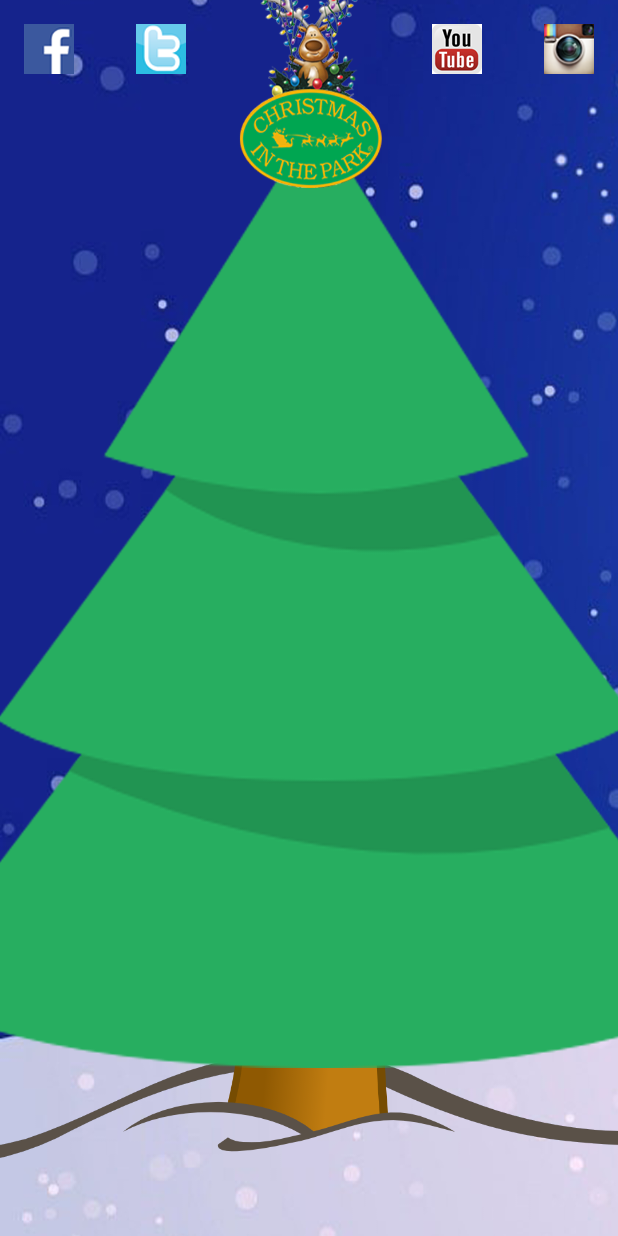
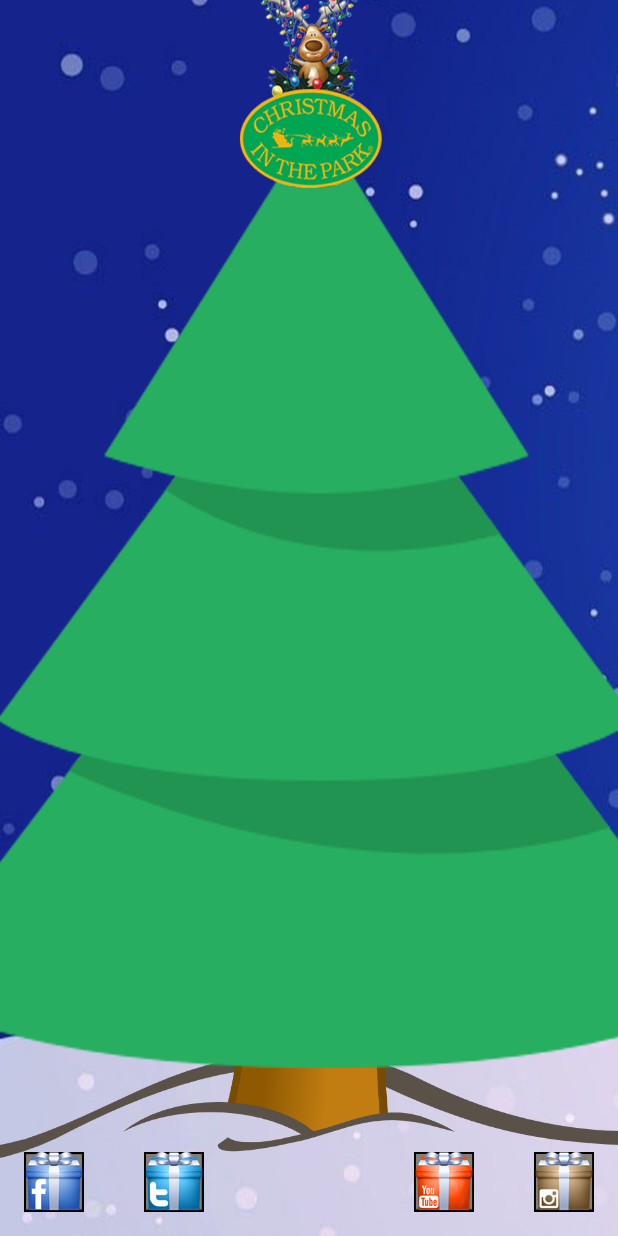
Before and after one commit to ravisharma123/Christmas-In-The-Park, an Android app: the layout activity_main.xml on its own in the app's theme, with its tools: preview values and no code run, on a phone screen of 412 x 824 dp. Run offline under Robolectric (Android 15) with nearby library versions, the phone set to English and light mode, and no system bars.

Commit message:
new icons, they look good!

```diff
--- a/app/src/main/res/layout/activity_main.xml
+++ b/app/src/main/res/layout/activity_main.xml
@@ -16,32 +16,32 @@ android:layout_height="match_parent">
         <ImageButton
             android:layout_width="wrap_content"
             android:layout_height="wrap_content"
-            android:id="@+id/fbicon"
-            android:src="@drawable/fbicon"
+            android:id="@+id/fb_icon"
+            android:src="@drawable/fb_icon"
             android:background="@null"
-            android:layout_alignParentTop="true"
+            android:layout_alignParentBottom="true"
             android:layout_alignParentLeft="true"
             android:layout_alignParentStart="true" />
 
         <ImageButton
             android:layout_width="wrap_content"
             android:layout_height="wrap_content"
-            android:id="@+id/twtricon"
-            android:src="@drawable/twtricon"
+            android:id="@+id/twitter_icon"
+            android:src="@drawable/twitter_icon"
             android:background="@null"
-            android:layout_marginLeft="41dp"
-            android:layout_marginStart="41dp"
-            android:layout_alignTop="@+id/fbicon"
-            android:layout_toRightOf="@+id/fbicon"
-            android:layout_toEndOf="@+id/fbicon" />
+            android:layout_marginLeft="40dp"
+            android:layout_marginStart="40dp"
+            android:layout_alignTop="@+id/fb_icon"
+            android:layout_toRightOf="@+id/fb_icon"
+            android:layout_toEndOf="@+id/fb_icon" />
 
         <ImageButton
             android:layout_width="wrap_content"
             android:layout_height="wrap_content"
-            android:id="@+id/instaicon"
-            android:src="@drawable/instaicon"
+            android:id="@+id/insta_icon"
+            android:src="@drawable/insta_icon"
             android:background="@null"
-            android:layout_alignTop="@+id/yticon"
+            android:layout_alignParentBottom="true"
             android:layout_alignParentRight="true"
             android:layout_alignParentEnd="true" />
 
@@ -49,13 +49,13 @@ android:layout_height="match_parent">
             android:layout_width="wrap_content"
             android:layout_height="wrap_content"
             android:id="@+id/yticon"
-            android:src="@drawable/yticon"
+            android:src="@drawable/yt_icon"
             android:background="@null"
-            android:layout_marginRight="41dp"
-            android:layout_marginEnd="41dp"
-            android:layout_alignTop="@+id/twtricon"
-            android:layout_toLeftOf="@+id/instaicon"
-            android:layout_toStartOf="@+id/instaicon" />
+            android:layout_marginRight="40dp"
+            android:layout_marginEnd="40dp"
+            android:layout_alignTop="@+id/twitter_icon"
+            android:layout_toLeftOf="@+id/insta_icon"
+            android:layout_toStartOf="@+id/insta_icon" />
     </RelativeLayout>
 
     <ListView
```
Also changed, not shown: app/src/main/res/drawable-hdpi/fb_icon.png (added), app/src/main/res/drawable-hdpi/fbicon.png (deleted), app/src/main/res/drawable-hdpi/insta_icon.png (added), app/src/main/res/drawable-hdpi/instaicon.png (deleted), app/src/main/res/drawable-hdpi/twitter_icon.png (added), app/src/main/res/drawable-hdpi/twtricon.png (deleted), app/src/main/res/drawable-hdpi/yt_icon.png (added), app/src/main/res/drawable-hdpi/yticon.png (deleted).
